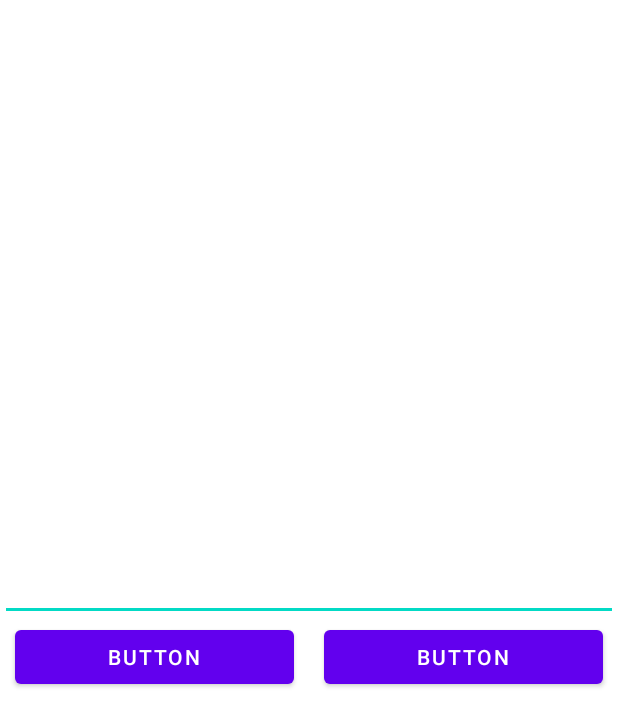
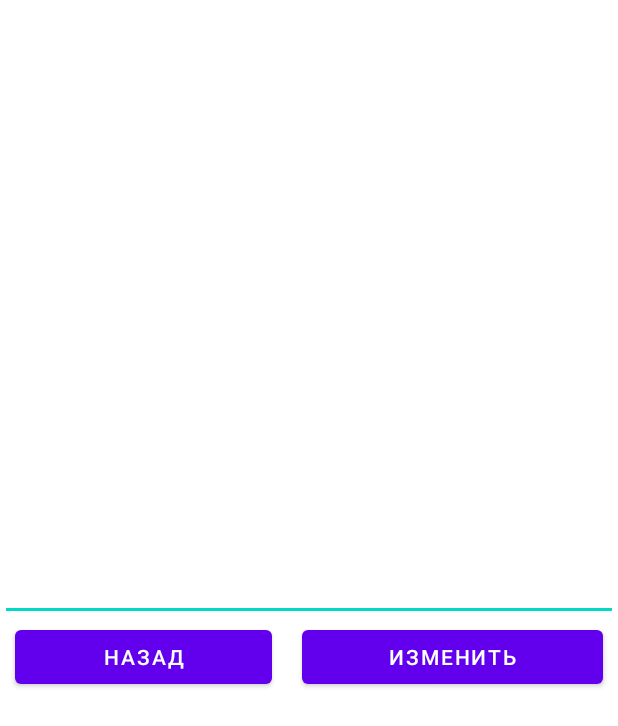
Before and after one commit to EgorKovalev14/FinalProject, an Android app: the layout dialog_fragment.xml on its own in the app's theme, with its tools: preview values and no code run, on a phone screen of 412 x 824 dp. Shown: the top 726 px of the screen. Run offline under Robolectric (Android 15) with nearby library versions, the phone set to English and light mode, and no system bars.

Commit message:
dialog zbs

```diff
--- a/app/src/main/res/layout/dialog_fragment.xml
+++ b/app/src/main/res/layout/dialog_fragment.xml
@@ -24,7 +24,7 @@
             android:layout_width="wrap_content"
             android:layout_height="wrap_content"
             android:layout_weight="1"
-            android:text="Button"
+            android:text="Назад"
             android:layout_marginRight="10dp"
             android:layout_marginLeft="10dp"/>
 
@@ -34,7 +34,7 @@
             android:layout_width="wrap_content"
             android:layout_height="wrap_content"
             android:layout_weight="1"
-            android:text="Button"
+            android:text="Изменить"
             android:layout_marginLeft="10dp"
             android:layout_marginRight="10dp"/>
 
```
Also changed, not shown: app/src/main/java/ru/samsung/finalproject/Dialog.java (+27 -6 lines), app/src/main/java/ru/samsung/finalproject/MainActivity.java (+8 -4 lines).
